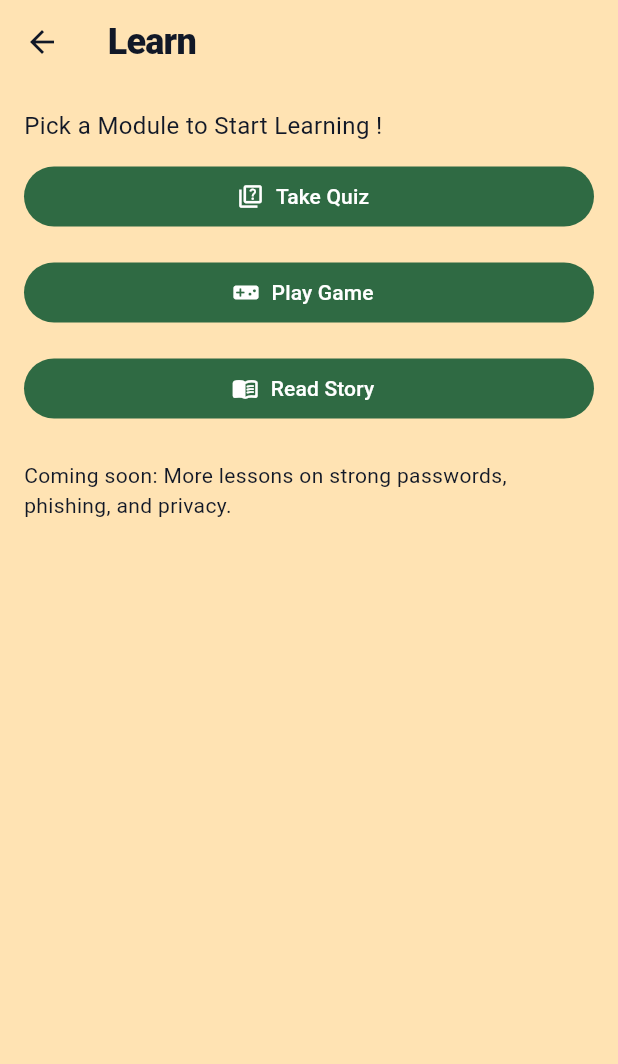
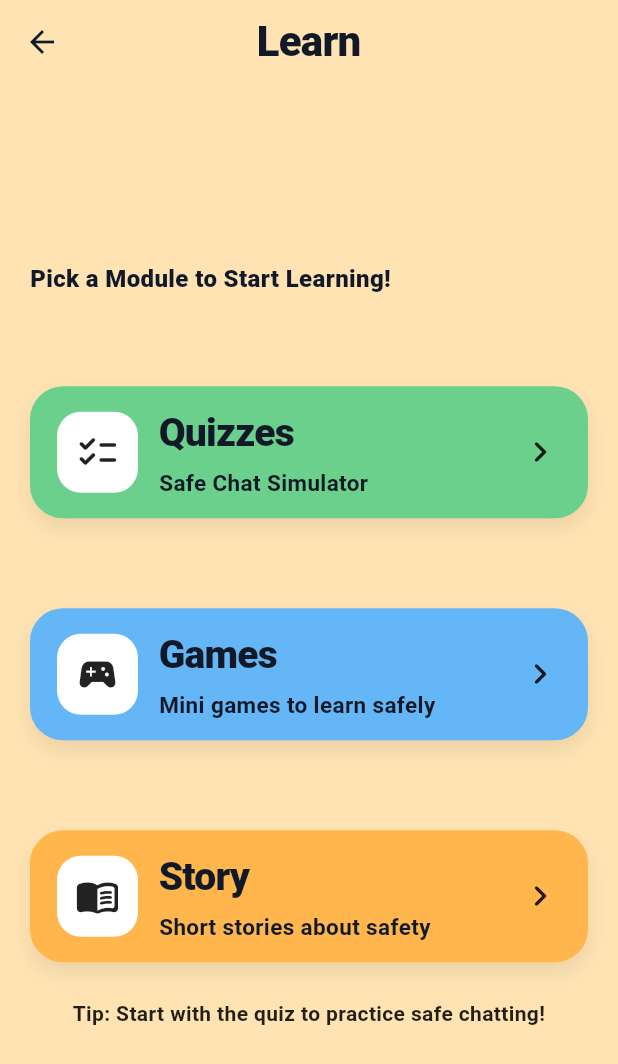
Before and after one commit to AdrienneChiu/COMP826_MobileSystems, a Flutter app: the LearnView screen opened by its route, on a phone screen of 412 x 824 dp. Shown: the top 1064 px of the screen. Run offline on Flutter 3.47's test engine with Material 3 defaults, Android fonts, the phone set to English and light mode, and no system bars; our stand-ins replace shared_preferences; accounts and stored records are empty.

Commit message:
changed layout of learn page

```diff
--- a/lib/view/learn_view.dart
+++ b/lib/view/learn_view.dart
@@ -1,66 +1,183 @@
 import 'package:flutter/material.dart';
+import '../main.dart';
 import 'quiz_view.dart';
 
 class LearnView extends StatelessWidget {
   static const route = '/learn';
   const LearnView({super.key});
 
+  void _soon(BuildContext context, String label) {
+    ScaffoldMessenger.of(context).showSnackBar(
+      SnackBar(content: Text('$label coming soon!')),
+    );
+  }
+
   @override
   Widget build(BuildContext context) {
+    final text = Theme.of(context).textTheme;
+
     return Scaffold(
-      appBar: AppBar(title: const Text('Learn')),
-      body: Padding(
-        padding: const EdgeInsets.all(16),
-        child: ListView(
+      appBar: AppBar(
+        centerTitle: true,
+        title: const Text(
+          'Learn',
+          style: TextStyle(fontSize: 28, fontWeight: FontWeight.w900),
+        ),
+      ),
+      body: Center(
+        child: SingleChildScrollView(
+          padding: const EdgeInsets.fromLTRB(20, 8, 20, 28),
+          child: ConstrainedBox(
+            constraints: const BoxConstraints(maxWidth: 560),
+            child: Column(
+              crossAxisAlignment: CrossAxisAlignment.stretch,
               children: [
-            const Text(
-              'Pick a Module to Start Learning !',
-              style: TextStyle(fontSize: 16),
+                const Align(
+                  alignment: Alignment.centerLeft,
+                  child: Text(
+                    'Pick a Module to Start Learning!',
+                    style: TextStyle(
+                      fontSize: 16,
+                      fontWeight: FontWeight.w800,
                     ),
-            const SizedBox(height: 12),
+                  ),
+                ),
+                const SizedBox(height: 60),
 
-            // Quiz button
-            FilledButton.icon(
-              onPressed: () => Navigator.pushNamed(context, QuizView.route),
-              icon: const Icon(Icons.quiz_outlined),
-              label: const Text('Take Quiz'),
+                _ActionTile(
+                  color: AppColors.greenTile,
+                  icon: Icons.checklist_rounded,
+                  title: 'Quizzes',
+                  subtitle: 'Safe Chat Simulator',
+                  onTap: () => Navigator.pushNamed(context, QuizView.route),
                 ),
+                const SizedBox(height: 60),
 
-            const SizedBox(height: 16),
+                // Fixed-height tiles (stay in place, not stretched)
+                _ActionTile(
+                  color: AppColors.blueTile,
+                  icon: Icons.sports_esports_rounded,
+                  title: 'Games',
+                  subtitle: 'Mini games to learn safely',
+                  onTap: () => _soon(context, 'Games'),
+                ),
+                const SizedBox(height: 60),
 
-            // Game button (for report/demo purposes only)
-            FilledButton.icon(
-              onPressed: () {
-                ScaffoldMessenger.of(context).showSnackBar(
-                  const SnackBar(content: Text('Game coming soon!')),
-                );
-              },
-              icon: const Icon(Icons.videogame_asset_rounded),
-              label: const Text('Play Game'),
-            ),
 
-            const SizedBox(height: 16),
 
-            // Story button (for report/demo purposes only)
-            FilledButton.icon(
-              onPressed: () {
-                ScaffoldMessenger.of(context).showSnackBar(
-                  const SnackBar(content: Text('Story mode coming soon!')),
-                );
-              },
-              icon: const Icon(Icons.menu_book_rounded),
-              label: const Text('Read Story'),
+                _ActionTile(
+                  color: AppColors.orangeTile,
+                  icon: Icons.menu_book_rounded,
+                  title: 'Story',
+                  subtitle: 'Short stories about safety',
+                  onTap: () => _soon(context, 'Story'),
                 ),
 
                 const SizedBox(height: 24),
-
-            const Text(
-              'Coming soon: More lessons on strong passwords, phishing, and privacy.',
-              style: TextStyle(fontSize: 14),
+                Text(
+                  'Tip: Start with the quiz to practice safe chatting!',
+                  style: text.bodyMedium?.copyWith(
+                    fontWeight: FontWeight.w600,
+                    color: Colors.black87,
+                  ),
+                  textAlign: TextAlign.center,
                 ),
               ],
+            ),
+          ),
         ),
       ),
     );
   }
 }
+
+/// Compact, colorful tile (fixed height)
+class _ActionTile extends StatelessWidget {
+  final Color color;
+  final IconData icon;
+  final String title;
+  final String subtitle;
+  final VoidCallback onTap;
+
+  const _ActionTile({
+    required this.color,
+    required this.icon,
+    required this.title,
+    required this.subtitle,
+    required this.onTap,
+  });
+
+  @override
+  Widget build(BuildContext context) {
+    const double tileHeight = 88;   // adjust to taste (82–96 looks good)
+    const double radius = 22;
+    const double badge = 54;        // white icon badge
+    const double iconSize = 30;
+
+    return InkWell(
+      borderRadius: BorderRadius.circular(radius),
+      onTap: onTap,
+      child: Ink(
+        height: tileHeight,
+        decoration: BoxDecoration(
+          color: color,
+          borderRadius: BorderRadius.circular(radius),
+          boxShadow: [
+            BoxShadow(
+              color: Colors.black.withOpacity(0.08),
+              blurRadius: 10,
+              offset: const Offset(0, 6),
+            ),
+          ],
+        ),
+        child: Padding(
+          padding: const EdgeInsets.symmetric(horizontal: 18),
+          child: Row(
+            children: [
+              Container(
+                width: badge,
+                height: badge,
+                decoration: BoxDecoration(
+                  color: Colors.white,
+                  borderRadius: BorderRadius.circular(16),
+                ),
+                alignment: Alignment.center,
+                child: Icon(icon, size: iconSize, color: Colors.black87),
+              ),
+              const SizedBox(width: 14),
+              Expanded(
+                child: Column(
+                  mainAxisAlignment: MainAxisAlignment.center,
+                  crossAxisAlignment: CrossAxisAlignment.start,
+                  children: [
+                    Text(
+                      title,
+                      maxLines: 1,
+                      overflow: TextOverflow.ellipsis,
+                      style: const TextStyle(
+                        fontSize: 26,
+                        fontWeight: FontWeight.w900,
+                        letterSpacing: -0.5,
+                      ),
+                    ),
+                    const SizedBox(height: 4),
+                    Text(
+                      subtitle,
+                      maxLines: 1,
+                      overflow: TextOverflow.ellipsis,
+                      style: const TextStyle(
+                        fontSize: 15,
+                        fontWeight: FontWeight.w600,
+                      ),
+                    ),
+                  ],
+                ),
+              ),
+              const Icon(Icons.chevron_right_rounded, size: 28),
+            ],
+          ),
+        ),
+      ),
+    );
+  }
+}
```
Lines whose indentation alone changed are shown as unchanged.
